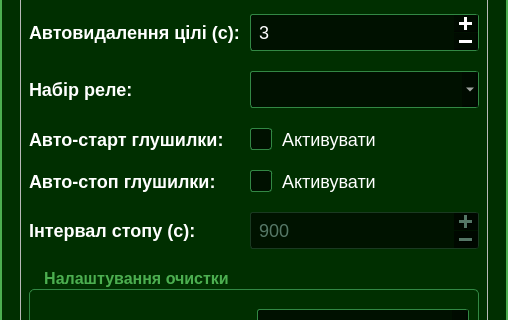
Before: the Qt Designer form app/ui/settings_dialog.ui in VadymKotsiuba1808/SDR_Pi, drawn with Qt 5; both pictures show x 0 to 508 and y 173 to 493 of the 508 by 753 pixel window.
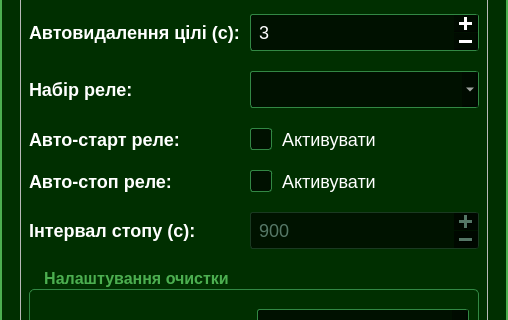
After: the same form once the commit is applied. Icons and pictures are not drawn.

Diff of the .ui file:
```diff
--- a/app/ui/settings_dialog.ui
+++ b/app/ui/settings_dialog.ui
@@ -260,7 +260,7 @@
         <item row="4" column="0">
          <widget class="QLabel" name="labelAutoStart">
           <property name="text">
-           <string>Авто-старт глушилки:</string>
+           <string>Авто-старт реле:</string>
           </property>
          </widget>
         </item>
@@ -274,7 +274,7 @@
         <item row="5" column="0">
          <widget class="QLabel" name="labelAutoStop">
           <property name="text">
-           <string>Авто-стоп глушилки:</string>
+           <string>Авто-стоп реле:</string>
           </property>
          </widget>
         </item>
```
